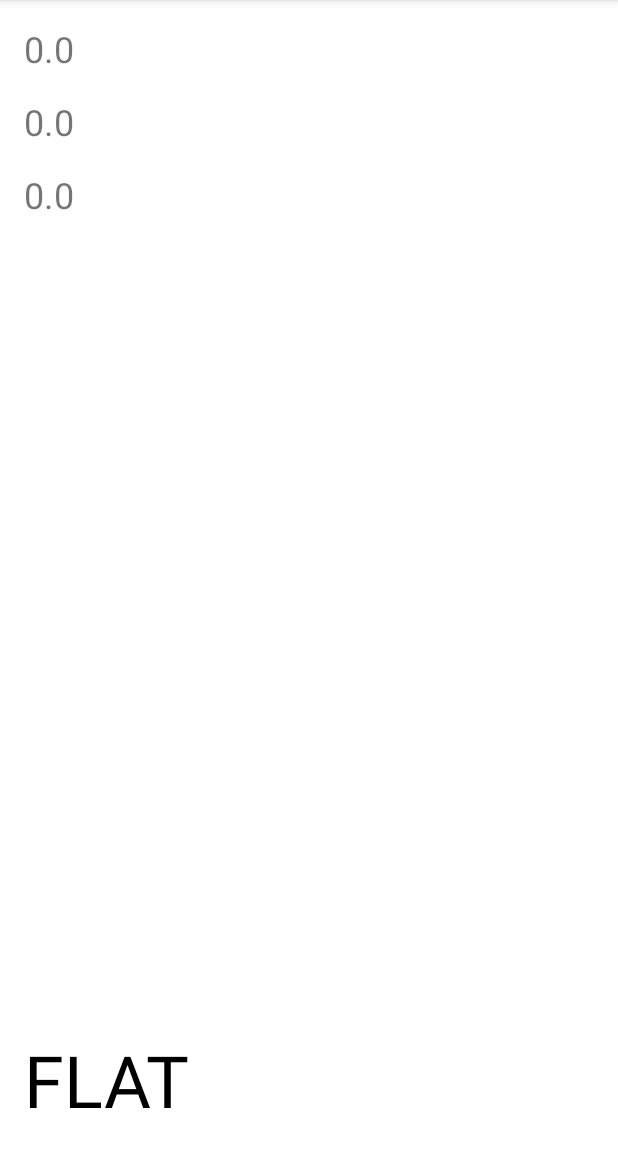
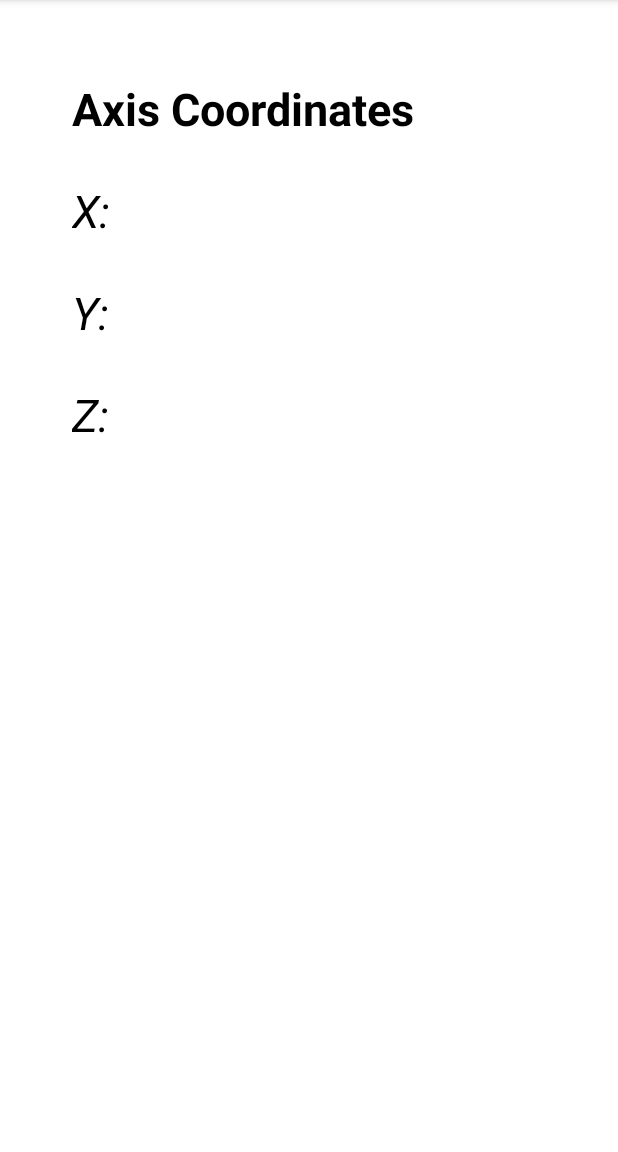
Before and after one commit to JacobPersson/MAMN01, an Android app: the Accelerator screen opened directly, with no data from a screen before it, on a phone screen of 412 x 824 dp, the part 84-1236 px from its top. Run offline under Robolectric (Android 15) with nearby library versions, the phone set to English and light mode, and no system bars.

Commit message:
Added extensions

```diff
--- a/Programmeringsuppgift/app/src/main/AndroidManifest.xml
+++ b/Programmeringsuppgift/app/src/main/AndroidManifest.xml
@@ -2,6 +2,7 @@
 <manifest xmlns:android="http://schemas.android.com/apk/res/android"
     package="com.example.programmeringsuppgift">
 
+    <uses-permission android:name="android.permission.VIBRATE" />
     <application
         android:allowBackup="true"
         android:icon="@mipmap/ic_launcher"
--- a/Programmeringsuppgift/app/src/main/java/com/example/programmeringsuppgift/Accelerator.java
+++ b/Programmeringsuppgift/app/src/main/java/com/example/programmeringsuppgift/Accelerator.java
@@ -10,86 +10,86 @@ import android.hardware.SensorManager;
 import android.os.Bundle;
 import android.widget.TextView;
 
+import org.w3c.dom.Text;
+
 public class Accelerator extends AppCompatActivity implements SensorEventListener {
-    private final SensorManager sensorManager;
-    private final Sensor accelerometer;
+    private SensorManager mSensorManager;
+    private Sensor mAccelerometer;
 
-    TextView x, y, z, dir;
-    private String[] direction;
-
-    public Accelerator() {
-        sensorManager = (SensorManager)getSystemService(SENSOR_SERVICE);
-        accelerometer = sensorManager.getDefaultSensor(Sensor.TYPE_ACCELEROMETER);
-        direction = new String[]{null, null};
-    }
-
-    protected void onResume() {
-        super.onResume();
-        sensorManager.registerListener(this, accelerometer, SensorManager.SENSOR_DELAY_NORMAL);
-    }
-
-    protected void onPause() {
-        super.onPause();
-        sensorManager.unregisterListener(this);
-    }
+    TextView x, y, z, directionText;
+    private String[] direction = {null, null};
+    public static final int VERY_LIGHT_BLUE = Color.rgb(51,204,255);
 
     @Override
     protected void onCreate(Bundle savedInstanceState) {
         super.onCreate(savedInstanceState);
         setContentView(R.layout.activity_accelerator);
 
-        x = findViewById(R.id.x);
-        y = findViewById(R.id.y);
-        z = findViewById(R.id.z);
-        dir = findViewById(R.id.dir);
+        /** Initialization. */
+        x = findViewById(R.id.xAxis);
+        y = findViewById(R.id.yAxis);
+        z = findViewById(R.id.zAxis);
+        directionText = findViewById(R.id.directionText);
+
+        mSensorManager = (SensorManager) getSystemService(SENSOR_SERVICE);
+        mAccelerometer = mSensorManager.getDefaultSensor(Sensor.TYPE_ACCELEROMETER);
+    }
+
+    protected void onResume() {
+        super.onResume();
+        mSensorManager.registerListener(this, mAccelerometer, SensorManager.SENSOR_DELAY_NORMAL);
+    }
+
+    protected void onPause() {
+        super.onPause();
+        mSensorManager.unregisterListener(this);
     }
 
     @Override
-    public void onSensorChanged(SensorEvent sensorEvent) {
-        /** Get values and set new text. */
-        float valueX = sensorEvent.values[0];
-        float valueY = sensorEvent.values[1];
-        float valueZ = sensorEvent.values[2];
-        this.x.setText("X: " + Float.toString(valueX));
-        this.y.setText("Y: " + Float.toString(valueY));
-        this.z.setText("Z: " + Float.toString(valueZ));
+    public void onSensorChanged(SensorEvent event) {
 
-        /** Handle direction. */
-        if(valueX < -0.5) {
+        /** Get new values and set text on screen. */
+        float xValue = Math.round(event.values[0]);
+        float yValue = Math.round(event.values[1]);
+        float zValue = Math.round(event.values[2]);
+        x.setText("X: " + Float.toString(xValue));
+        y.setText("Y: " + Float.toString(yValue));
+        z.setText("Z: " + Float.toString(zValue));
+
+        /** Handle directions. */
+        if (xValue < -0.5) {
             direction[0] = "RIGHT";
-        } else if (valueX > 0.5) {
+        } else if (xValue > 0.5) {
             direction[0] = "LEFT";
         } else {
             direction[0] = null;
         }
 
-        // Gives direction depending on y-axis value
-        if(valueY < -0.5) {
+        if (yValue < -0.5) {
             direction[1] = "DOWN";
-        } else if (valueY > 0.5) {
+        } else if (yValue > 0.5) {
             direction[1] = "UP";
         } else {
             direction[1] = null;
         }
 
-        /** Set directions and change color of background. */
-        if(direction[0] != null || direction[1] != null) {
-            if(direction[0] != null && direction[1] != null) {
-                dir.setText(direction[0] + " + " + direction[1]);
+        /** Update directions and set background color. */
+        if (direction[0] != null || direction[1] != null) {
+            if (direction[0] != null && direction[1] != null) {
+                directionText.setText(direction[0] + " + " + direction[1]);
             } else if (direction[0] != null) {
-                dir.setText(direction[0]);
+                directionText.setText(direction[0]);
             } else if (direction[1] != null) {
-                dir.setText(direction[1]);
+                directionText.setText(direction[1]);
             }
 
             getWindow().getDecorView().setBackgroundColor(Color.WHITE);
         } else {
-            dir.setText("FLAT");
-            getWindow().getDecorView().setBackgroundColor(Color.GREEN);
+            directionText.setText("FLAT");
+            getWindow().getDecorView().setBackgroundColor(VERY_LIGHT_BLUE);
         }
-
     }
 
     @Override
-    public void onAccuracyChanged(Sensor sensor, int i) { }
+    public void onAccuracyChanged(Sensor sensor, int accuracy) { }
 }
--- a/Programmeringsuppgift/app/src/main/res/layout/activity_accelerator.xml
+++ b/Programmeringsuppgift/app/src/main/res/layout/activity_accelerator.xml
@@ -7,52 +7,74 @@
     tools:context=".Accelerator">
 
     <TextView
-        android:id="@+id/x"
-        android:layout_width="75dp"
-        android:layout_height="0dp"
-        android:layout_marginStart="16dp"
-        android:layout_marginTop="16dp"
-        android:text="@string/x_axis"
-        android:textSize="24sp"
-        app:layout_constraintStart_toStartOf="parent"
-        app:layout_constraintTop_toTopOf="parent" />
-
-    <TextView
-        android:id="@+id/y"
-        android:layout_width="75dp"
-        android:layout_height="0dp"
-        android:layout_marginStart="16dp"
-        android:layout_marginTop="16dp"
-        android:text="@string/y_axis"
-        android:textSize="24sp"
-        app:layout_constraintStart_toStartOf="parent"
-        app:layout_constraintTop_toBottomOf="@+id/x" />
-
-    <TextView
-        android:id="@+id/z"
-        android:layout_width="75dp"
-        android:layout_height="0dp"
-        android:layout_marginStart="16dp"
-        android:layout_marginTop="16dp"
-        android:text="@string/z_axis"
-        android:textSize="24sp"
-        app:layout_constraintStart_toStartOf="parent"
-        app:layout_constraintTop_toBottomOf="@+id/y" />
-
-    <TextView
-        android:id="@+id/dir"
-        android:layout_width="0dp"
+        android:id="@+id/directionText"
+        android:layout_width="wrap_content"
         android:layout_height="wrap_content"
-        android:layout_centerHorizontal="true"
-        android:layout_marginStart="16dp"
-        android:layout_marginEnd="16dp"
-        android:layout_marginBottom="16dp"
-        android:text="@string/direction"
+        android:layout_marginBottom="336dp"
+        android:textSize="40dp"
         android:textColor="#000000"
-        android:textSize="48sp"
         app:layout_constraintBottom_toBottomOf="parent"
         app:layout_constraintEnd_toEndOf="parent"
         app:layout_constraintHorizontal_bias="0.498"
         app:layout_constraintStart_toStartOf="parent" />
 
+    <TextView
+        android:id="@+id/zAxis"
+        android:layout_width="wrap_content"
+        android:layout_height="wrap_content"
+        android:layout_marginStart="48dp"
+        android:layout_marginTop="256dp"
+        android:text="Z: "
+        android:textColor="#000000"
+        android:textSize="30dp"
+        android:textStyle="italic"
+        app:layout_constraintStart_toStartOf="parent"
+        app:layout_constraintTop_toTopOf="parent" />
+
+    <TextView
+        android:id="@+id/Label"
+        android:layout_width="wrap_content"
+        android:layout_height="wrap_content"
+        android:layout_marginStart="48dp"
+        android:layout_marginTop="52dp"
+        android:text="Axis Coordinates"
+        android:textColor="#000000"
+        android:textSize="30dp"
+        android:textStyle="bold"
+        app:layout_constraintStart_toStartOf="parent"
+        app:layout_constraintTop_toTopOf="parent" />
+
+    <TextView
+        android:id="@+id/xAxis"
+        android:layout_width="wrap_content"
+        android:layout_height="wrap_content"
+        android:layout_marginStart="48dp"
+        android:layout_marginTop="120dp"
+        android:text="X: "
+        android:textColor="#000000"
+        android:textSize="30dp"
+        android:textStyle="italic"
+        app:layout_constraintStart_toStartOf="parent"
+        app:layout_constraintTop_toTopOf="parent" />
+
+    <TextView
+        android:id="@+id/yAxis"
+        android:layout_width="wrap_content"
+        android:layout_height="wrap_content"
+        android:layout_marginStart="48dp"
+        android:layout_marginTop="188dp"
+        android:text="Y: "
+        android:textColor="#000000"
+        android:textSize="30dp"
+        android:textStyle="italic"
+        app:layout_constraintStart_toStartOf="parent"
+        app:layout_constraintTop_toTopOf="parent" />
+
+    <androidx.constraintlayout.widget.Group
+        android:id="@+id/group"
+        android:layout_width="wrap_content"
+        android:layout_height="wrap_content"
+        app:constraint_referenced_ids="xAxis,yAxis,zAxis"
+        app:layout_constraintStart_toStartOf="parent" />
+
 </androidx.constraintlayout.widget.ConstraintLayout>
--- a/Programmeringsuppgift/app/src/main/res/layout/activity_main.xml
+++ b/Programmeringsuppgift/app/src/main/res/layout/activity_main.xml
@@ -11,23 +11,25 @@
         android:layout_width="0dp"
         android:layout_height="wrap_content"
         android:layout_marginStart="16dp"
+        android:layout_marginTop="16dp"
         android:onClick="compass"
         android:text="@string/compass_button"
         app:layout_constraintEnd_toStartOf="@+id/button2"
         app:layout_constraintHorizontal_bias="0.5"
         app:layout_constraintStart_toStartOf="parent"
-        tools:layout_editor_absoluteY="16dp" />
+        app:layout_constraintTop_toTopOf="parent" />
 
     <Button
         android:id="@+id/button2"
         android:layout_width="0dp"
         android:layout_height="wrap_content"
         android:layout_marginStart="16dp"
+        android:layout_marginTop="16dp"
         android:layout_marginEnd="16dp"
         android:onClick="accelerator"
         android:text="@string/accelerator_button"
         app:layout_constraintEnd_toEndOf="parent"
         app:layout_constraintHorizontal_bias="0.5"
         app:layout_constraintStart_toEndOf="@+id/button"
-        tools:layout_editor_absoluteY="16dp" />
+        app:layout_constraintTop_toTopOf="parent" />
 </androidx.constraintlayout.widget.ConstraintLayout>
```
Also changed, not shown: Programmeringsuppgift/app/src/main/java/com/example/programmeringsuppgift/Compass.java (+17 -0 lines).
